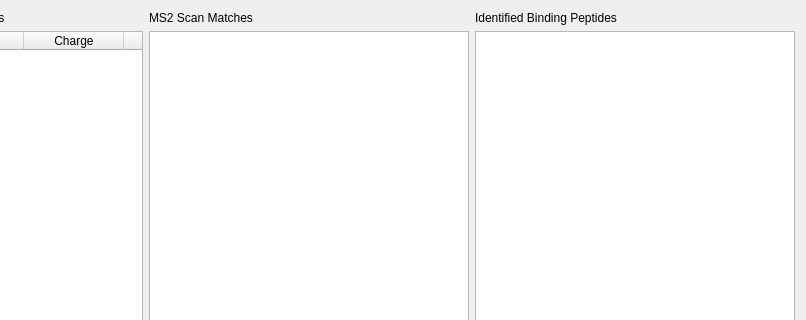
Above: analysiswindow.ui from emptyewer/Interlink before the change; both pictures show x 188 to 994 and y 0 to 320 of the 994 by 480 pixel window. Below: the same form after it.
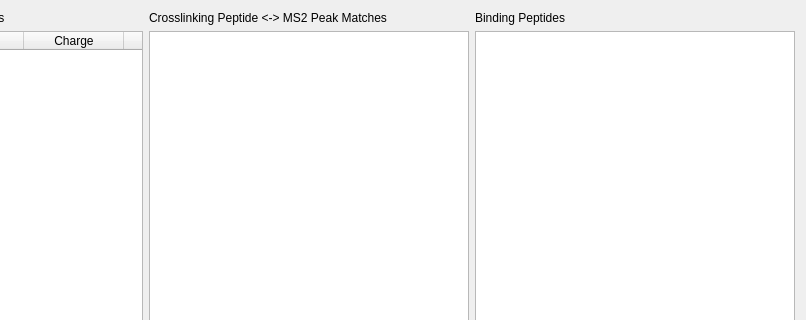
That is the form after the change.

```diff
--- a/analysiswindow.ui
+++ b/analysiswindow.ui
@@ -72,7 +72,7 @@
      <item>
       <widget class="QLabel" name="label_2">
        <property name="text">
-        <string>MS2 Scan Matches</string>
+        <string>Crosslinking Peptide &lt;-&gt; MS2 Peak Matches</string>
        </property>
       </widget>
      </item>
@@ -86,7 +86,7 @@
      <item>
       <widget class="QLabel" name="label_3">
        <property name="text">
-        <string>Identified Binding Peptides</string>
+        <string>Binding Peptides</string>
        </property>
       </widget>
      </item>
```
Left out of the diff: 11 changed lines with no effect on the pictures.
